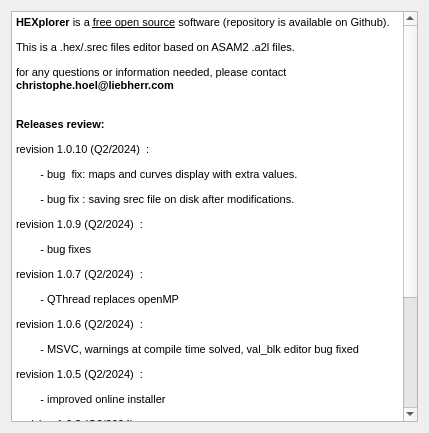
Above: installer/packages/com.adhoc2.hexplorer/meta/page.ui from adhoc2/HEXplorer before the change. Below: the same form after it.
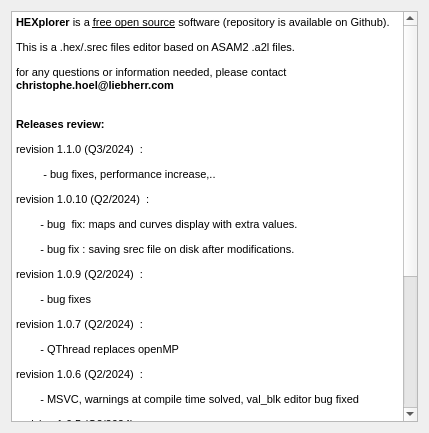
That is the form after the change.

Diff of the .ui file:
```diff
--- a/installer/packages/com.adhoc2.hexplorer/meta/page.ui
+++ b/installer/packages/com.adhoc2.hexplorer/meta/page.ui
@@ -28,6 +28,8 @@
 &lt;p style=&quot; margin-top:12px; margin-bottom:12px; margin-left:0px; margin-right:0px; -qt-block-indent:0; text-indent:0px;&quot;&gt;&lt;span style=&quot; font-family:'MS Shell Dlg 2'; font-size:8.25pt;&quot;&gt;This is a .hex/.srec files editor based on ASAM2 .a2l files.&lt;/span&gt;&lt;/p&gt;
 &lt;p style=&quot; margin-top:12px; margin-bottom:12px; margin-left:0px; margin-right:0px; -qt-block-indent:0; text-indent:0px;&quot;&gt;&lt;span style=&quot; font-family:'MS Shell Dlg 2'; font-size:8.25pt;&quot;&gt;for any questions or information needed, please contact &lt;/span&gt;&lt;span style=&quot; font-family:'MS Shell Dlg 2'; font-size:8.25pt; font-weight:600;&quot;&gt;christophe.hoel@liebherr.com&lt;/span&gt;&lt;span style=&quot; font-family:'MS Shell Dlg 2'; font-size:8.25pt;&quot;&gt;&lt;br /&gt;&lt;/span&gt;&lt;/p&gt;
 &lt;p style=&quot; margin-top:12px; margin-bottom:12px; margin-left:0px; margin-right:0px; -qt-block-indent:0; text-indent:0px;&quot;&gt;&lt;span style=&quot; font-family:'MS Shell Dlg 2'; font-size:8.25pt; font-weight:600;&quot;&gt;Releases review:&lt;/span&gt;&lt;/p&gt;
+&lt;p style=&quot; margin-top:12px; margin-bottom:12px; margin-left:0px; margin-right:0px; -qt-block-indent:0; text-indent:0px;&quot;&gt;&lt;span style=&quot; font-family:'MS Shell Dlg 2'; font-size:8pt;&quot;&gt;revision&lt;/span&gt;&lt;span style=&quot; font-family:'MS Shell Dlg 2'; font-size:8pt; color:#c0c0c0;&quot;&gt; &lt;/span&gt;&lt;span style=&quot; font-family:'MS Shell Dlg 2'; font-size:8pt; color:#000000;&quot;&gt;1.1.0&lt;/span&gt;&lt;span style=&quot; font-family:'MS Shell Dlg 2'; font-size:8pt; color:#c0c0c0;&quot;&gt; &lt;/span&gt;&lt;span style=&quot; font-family:'MS Shell Dlg 2'; font-size:8pt;&quot;&gt;(Q3/2024) &lt;/span&gt;&lt;span style=&quot; font-family:'MS Shell Dlg 2'; font-size:8pt; color:#c0c0c0;&quot;&gt; &lt;/span&gt;&lt;span style=&quot; font-family:'MS Shell Dlg 2'; font-size:8pt;&quot;&gt;:&lt;/span&gt;&lt;/p&gt;
+&lt;p style=&quot; margin-top:12px; margin-bottom:12px; margin-left:0px; margin-right:0px; -qt-block-indent:0; text-indent:0px;&quot;&gt;&lt;span style=&quot; font-family:'MS Shell Dlg 2'; font-size:8pt;&quot;&gt;         - bug fixes, performance increase,..&lt;/span&gt;&lt;/p&gt;
 &lt;p style=&quot; margin-top:12px; margin-bottom:12px; margin-left:0px; margin-right:0px; -qt-block-indent:0; text-indent:0px;&quot;&gt;&lt;span style=&quot; font-family:'MS Shell Dlg 2'; font-size:8pt;&quot;&gt;revision&lt;/span&gt;&lt;span style=&quot; font-family:'MS Shell Dlg 2'; font-size:8pt; color:#c0c0c0;&quot;&gt; &lt;/span&gt;&lt;span style=&quot; font-family:'MS Shell Dlg 2'; font-size:8pt; color:#000000;&quot;&gt;1.0.10&lt;/span&gt;&lt;span style=&quot; font-family:'MS Shell Dlg 2'; font-size:8pt; color:#c0c0c0;&quot;&gt; &lt;/span&gt;&lt;span style=&quot; font-family:'MS Shell Dlg 2'; font-size:8pt;&quot;&gt;(Q2/2024) &lt;/span&gt;&lt;span style=&quot; font-family:'MS Shell Dlg 2'; font-size:8pt; color:#c0c0c0;&quot;&gt; &lt;/span&gt;&lt;span style=&quot; font-family:'MS Shell Dlg 2'; font-size:8pt;&quot;&gt;:&lt;/span&gt;&lt;/p&gt;
 &lt;p style=&quot; margin-top:12px; margin-bottom:12px; margin-left:0px; margin-right:0px; -qt-block-indent:0; text-indent:0px;&quot;&gt;&lt;span style=&quot; font-family:'MS Shell Dlg 2'; font-size:8pt;&quot;&gt;        - bug  fix: maps and curves display with extra values.&lt;/span&gt;&lt;/p&gt;
 &lt;p style=&quot; margin-top:12px; margin-bottom:12px; margin-left:0px; margin-right:0px; -qt-block-indent:0; text-indent:0px;&quot;&gt;&lt;span style=&quot; font-family:'MS Shell Dlg 2'; font-size:8pt;&quot;&gt;        - bug fix : saving srec file on disk after modifications.&lt;/span&gt;&lt;/p&gt;
```
